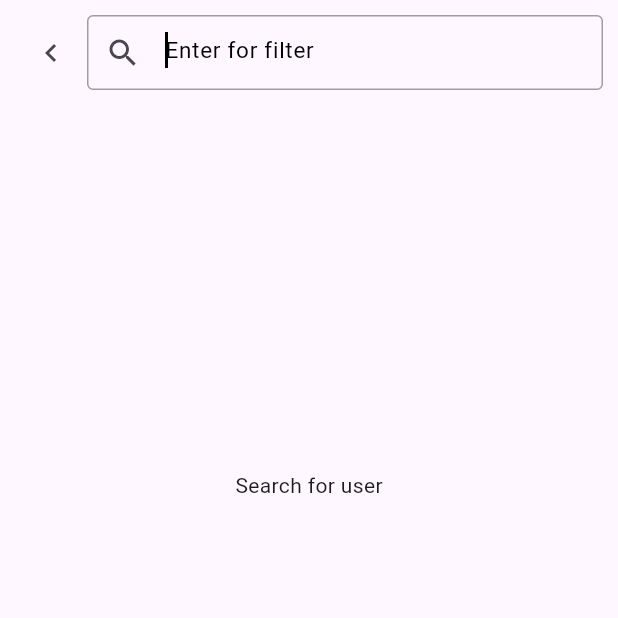
After one commit to Harikrishna-Manoj/maninfini_assignment, a Flutter app: the ScreenSearch screen opened directly, on a phone screen of 412 x 824 dp, the top half of it. The commit adds this screen. Run offline on Flutter 3.47's test engine with Material 3 defaults, Android fonts, the phone set to English and light mode, and no system bars; our stand-ins replace flutter_bloc, hive_flutter; accounts and stored records are empty.

Commit message:
search screen modified

```diff
--- /dev/null
+++ b/lib/presentation/widgets/alert_widget.dart
@@ -0,0 +1,20 @@
+import 'package:flutter/widgets.dart';
+
+class AlertWidget extends StatelessWidget {
+  const AlertWidget({
+    super.key,
+    required this.alert,
+  });
+  final String alert;
+
+  @override
+  Widget build(BuildContext context) {
+    Size size = MediaQuery.sizeOf(context);
+    return Flexible(
+      child: SizedBox(
+          width: size.width,
+          height: size.height * 0.6,
+          child: Center(child: Text(alert))),
+    );
+  }
+}
--- a/lib/presentation/widgets/custom_search_widget.dart
+++ b/lib/presentation/widgets/custom_search_widget.dart
@@ -26,14 +26,15 @@
       height: 50,
       child: Material(
         child: TextFormField(
+          focusNode: widget.isNotSearchField ? AlwaysDisabledFocusNode() : null,
+          autofocus: widget.isNotSearchField ? false : true,
           onTap: () => widget.isNotSearchField
               ? Navigator.of(context).pushReplacement(MaterialPageRoute(
                   builder: (context) => const ScreenSearch(),
                 ))
               : null,
           cursorColor: Colors.black,
-          keyboardType:
-              widget.isNotSearchField ? TextInputType.none : TextInputType.text,
+          keyboardType: widget.isNotSearchField ? null : TextInputType.text,
           style: const TextStyle(color: Colors.black),
           controller: widget.searchController,
           decoration: const InputDecoration(
@@ -60,3 +61,8 @@
     );
   }
 }
+
+class AlwaysDisabledFocusNode extends FocusNode {
+  @override
+  bool get hasFocus => false;
+}
```
Also changed, not shown: lib/presentation/screens/page_datatable/screen_employeedata.dart (+3 -5 lines), lib/presentation/screens/page_search/search_screen.dart (+8 -18 lines).
